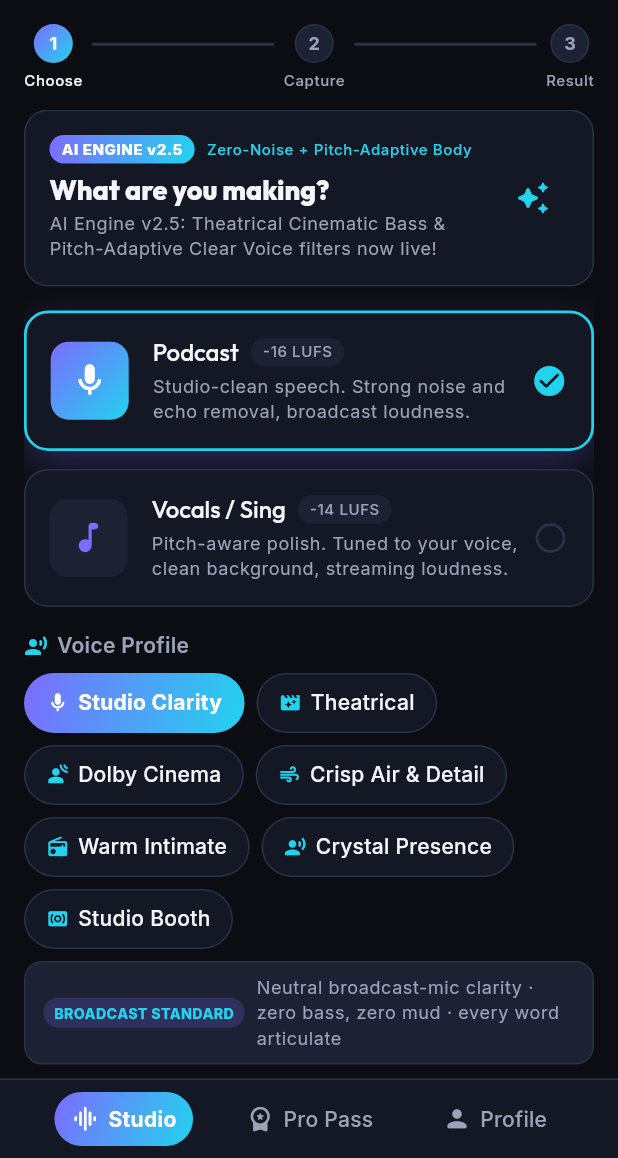
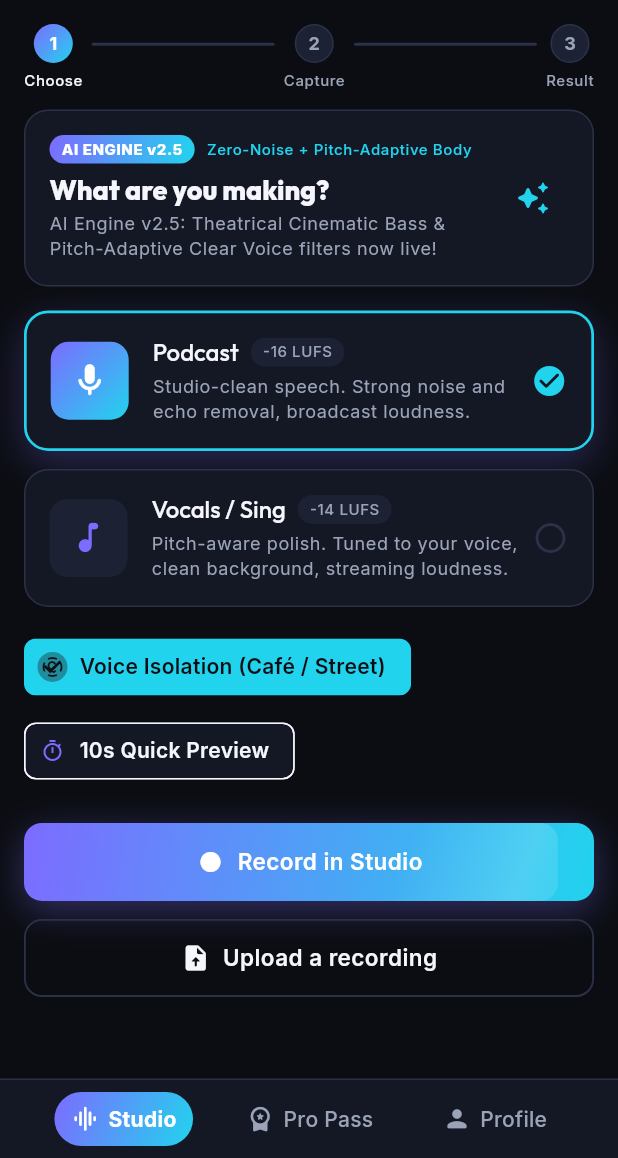
Before and after one commit to Prasanth-Kumar-lab/voice_edior, a Flutter app: the screen it shows after launch, after a tap on "Guest Mode", on a phone screen of 412 x 824 dp, the part 78-1236 px from its top. Run offline on Flutter 3.47's test engine with Material 3 defaults, Android fonts, the light colour scheme and no system bars; drawn by our look-alikes of flutter_animate; our stand-ins replace dio, file_picker, get, google_fonts, just_audio, permission_handler and 1 more; missing offline and left inert: ffmpeg_kit_flutter_new, record; accounts and stored records are empty; network calls fail.

Commit message:
Add persistent JWT login verification on startup and clean homescreen controls

```diff
--- a/lib/controllers/admin_controller.dart
+++ b/lib/controllers/admin_controller.dart
@@ -415,11 +415,12 @@
       );
       if (res.statusCode == 200 && res.data is Map) {
         final Map<String, dynamic> body = Map<String, dynamic>.from(res.data as Map);
+        final Map<String, dynamic> uMap = Map<String, dynamic>.from(body['user'] as Map);
         await server.setTokens(
           accessToken: body['access_token'] as String?,
           refreshToken: body['refresh_token'] as String?,
+          user: uMap,
         );
-        final Map<String, dynamic> uMap = Map<String, dynamic>.from(body['user'] as Map);
         currentUser.value = AdminUser.fromJson(uMap);
         await syncFromMongo();
         return null;
@@ -455,11 +456,12 @@
       );
       if (res.statusCode == 200 && res.data is Map) {
         final Map<String, dynamic> body = Map<String, dynamic>.from(res.data as Map);
+        final Map<String, dynamic> uMap = Map<String, dynamic>.from(body['user'] as Map);
         await server.setTokens(
           accessToken: body['access_token'] as String?,
           refreshToken: body['refresh_token'] as String?,
+          user: uMap,
         );
-        final Map<String, dynamic> uMap = Map<String, dynamic>.from(body['user'] as Map);
         currentUser.value = AdminUser.fromJson(uMap);
         await syncFromMongo();
         return null;
@@ -475,6 +477,86 @@
   Future<void> logout() async {
     await server.clearTokens();
     currentUser.value = null;
+  }
+
+  /// Verifies locally saved JWT credentials with the API on app launch.
+  /// If valid or refreshed, restores currentUser and returns true.
+  Future<bool> verifyPersistedSession() async {
+    await server.initFuture;
+    if (!server.isAuthenticated && (server.refreshToken == null || server.refreshToken!.isEmpty)) {
+      return false;
+    }
+
+    try {
+      await server.ping();
+      final Response<dynamic> res = await server.dio.get<dynamic>(
+        '${server.host}/api/auth/me',
+        options: Options(
+          headers: {
+            if (server.accessToken != null && server.accessToken!.isNotEmpty)
+              'Authorization': 'Bearer ${server.accessToken}',
+          },
+        ),
+      );
+      if (res.statusCode == 200 && res.data is Map) {
+        final Map<String, dynamic> body = Map<String, dynamic>.from(res.data as Map);
+        if (body['user'] is Map) {
+          final Map<String, dynamic> uMap = Map<String, dynamic>.from(body['user'] as Map);
+          currentUser.value = AdminUser.fromJson(uMap);
+          await server.setTokens(
+            accessToken: server.accessToken,
+            refreshToken: server.refreshToken,
+            user: uMap,
+          );
+          syncFromMongo();
+          return true;
+        }
+      }
+    } on DioException catch (e) {
+      if (e.response?.statusCode == 401) {
+        final bool refreshed = await server.tryRefreshToken();
+        if (refreshed) {
+          try {
+            final Response<dynamic> retryRes = await server.dio.get<dynamic>(
+              '${server.host}/api/auth/me',
+              options: Options(
+                headers: {
+                  if (server.accessToken != null && server.accessToken!.isNotEmpty)
+                    'Authorization': 'Bearer ${server.accessToken}',
+                },
+              ),
+            );
+            if (retryRes.statusCode == 200 && retryRes.data is Map) {
+              final Map<String, dynamic> body = Map<String, dynamic>.from(retryRes.data as Map);
+              if (body['user'] is Map) {
+                final Map<String, dynamic> uMap = Map<String, dynamic>.from(body['user'] as Map);
+                currentUser.value = AdminUser.fromJson(uMap);
+                await server.setTokens(
+                  accessToken: server.accessToken,
+                  refreshToken: server.refreshToken,
+                  user: uMap,
+                );
+                syncFromMongo();
+                return true;
+              }
+            }
+          } catch (_) {}
+        }
+        await logout();
+        return false;
+      }
+      // Server down or offline: use cached user data if available
+      if (server.cachedUser != null) {
+        currentUser.value = AdminUser.fromJson(server.cachedUser!);
+        return true;
+      }
+    } catch (_) {
+      if (server.cachedUser != null) {
+        currentUser.value = AdminUser.fromJson(server.cachedUser!);
+        return true;
+      }
+    }
+    return false;
   }
 
   Future<void> subscribeCurrentUser(AdminSubscriptionPlan plan, {required bool yearly}) async {
--- a/lib/services/enhance_server.dart
+++ b/lib/services/enhance_server.dart
@@ -65,11 +65,15 @@
 
   String? _accessToken;
   String? _refreshToken;
+  Map<String, dynamic>? _cachedUser;
   bool _refreshing = false;
+  final Completer<void> _initCompleter = Completer<void>();
 
   Dio get dio => _dio;
   String? get accessToken => _accessToken;
   String? get refreshToken => _refreshToken;
+  Map<String, dynamic>? get cachedUser => _cachedUser;
+  Future<void> get initFuture => _initCompleter.future;
   bool get isAuthenticated => _accessToken != null && _accessToken!.isNotEmpty;
 
   List<String> get _hosts {
@@ -121,22 +125,37 @@
             jsonDecode(await tf.readAsString()) as Map<String, dynamic>;
         _accessToken = map['access_token'] as String?;
         _refreshToken = map['refresh_token'] as String?;
+        if (map['user'] is Map) {
+          _cachedUser = Map<String, dynamic>.from(map['user'] as Map);
+        }
       }
     } catch (_) {}
+    if (!_initCompleter.isCompleted) {
+      _initCompleter.complete();
+    }
     await ping();
   }
 
-  Future<void> setTokens({required String? accessToken, required String? refreshToken}) async {
+  Future<void> setTokens({
+    required String? accessToken,
+    required String? refreshToken,
+    Map<String, dynamic>? user,
+  }) async {
     _accessToken = accessToken;
     _refreshToken = refreshToken;
+    if (user != null) {
+      _cachedUser = user;
+    }
     try {
       final File tf = await _tokenFile();
       if (accessToken == null || accessToken.isEmpty) {
+        _cachedUser = null;
         if (tf.existsSync()) await tf.delete();
       } else {
         await tf.writeAsString(jsonEncode({
           'access_token': accessToken,
           'refresh_token': refreshToken,
+          if (_cachedUser != null) 'user': _cachedUser,
         }));
       }
     } catch (_) {}
--- a/lib/views/splash_view.dart
+++ b/lib/views/splash_view.dart
@@ -2,11 +2,13 @@
 import 'package:flutter/material.dart';
 import 'package:flutter_animate/flutter_animate.dart';
 import 'package:get/get.dart';
+import '../controllers/admin_controller.dart';
 import '../theme/app_colors.dart';
 import '../theme/app_radius.dart';
 import '../theme/app_shadows.dart';
 import '../theme/app_spacing.dart';
 import 'login_view.dart';
+import 'main_shell_view.dart';
 
 class SplashView extends StatefulWidget {
   const SplashView({super.key});
@@ -16,22 +18,84 @@
 }
 
 class _SplashViewState extends State<SplashView> {
-  Timer? _timer;
+  String _statusText = 'Checking your session…';
+  bool _isChecking = true;
+  Timer? _slowWakeupTimer;
 
   @override
   void initState() {
     super.initState();
-    _timer = Timer(const Duration(milliseconds: 2800), _goNext);
+    _startSessionCheck();
   }
 
-  void _goNext() {
+  Future<void> _startSessionCheck() async {
+    _slowWakeupTimer = Timer(const Duration(milliseconds: 1400), () {
+      if (mounted && _isChecking) {
+        setState(() => _statusText = 'Waking up the studio…');
+      }
+    });
+
+    final DateTime startTime = DateTime.now();
+    final AdminController adm = Get.find<AdminController>();
+    final bool valid = await adm.verifyPersistedSession();
+    _slowWakeupTimer?.cancel();
+
+    final int elapsed = DateTime.now().difference(startTime).inMilliseconds;
+    if (elapsed < 1400) {
+      await Future<void>.delayed(Duration(milliseconds: 1400 - elapsed));
+    }
+
     if (!mounted) return;
-    Get.off(() => const LoginView(), transition: Transition.fadeIn, duration: const Duration(milliseconds: 500));
+
+    if (valid) {
+      final String name = adm.currentUser.value?.name ?? 'Creator';
+      setState(() {
+        _isChecking = false;
+        _statusText = 'Welcome back, $name';
+      });
+      await Future<void>.delayed(const Duration(milliseconds: 600));
+      if (!mounted) return;
+      Get.off(
+        () => const MainShellView(),
+        transition: Transition.fadeIn,
+        duration: const Duration(milliseconds: 500),
+      );
+    } else {
+      setState(() {
+        _isChecking = false;
+        _statusText = 'Studio ready';
+      });
+      await Future<void>.delayed(const Duration(milliseconds: 400));
+      if (!mounted) return;
+      Get.off(
+        () => const LoginView(),
+        transition: Transition.fadeIn,
+        duration: const Duration(milliseconds: 500),
+      );
+    }
+  }
+
+  void _skip() {
+    _slowWakeupTimer?.cancel();
+    final AdminController adm = Get.find<AdminController>();
+    if (adm.currentUser.value != null) {
+      Get.off(
+        () => const MainShellView(),
+        transition: Transition.fadeIn,
+        duration: const Duration(milliseconds: 350),
+      );
+    } else {
+      Get.off(
+        () => const LoginView(),
+        transition: Transition.fadeIn,
+        duration: const Duration(milliseconds: 350),
+      );
+    }
   }
 
   @override
   void dispose() {
-    _timer?.cancel();
+    _slowWakeupTimer?.cancel();
     super.dispose();
   }
 
@@ -82,10 +146,7 @@
                   Align(
                     alignment: Alignment.centerRight,
                     child: TextButton(
-                      onPressed: () {
-                        _timer?.cancel();
-                        _goNext();
-                      },
+                      onPressed: _skip,
                       child: Text('Skip →', style: t.labelLarge?.copyWith(color: AppColors.muted(b))),
                     ),
                   ),
@@ -186,6 +247,38 @@
                       ],
                     ),
                   ),
+                  const SizedBox(height: AppSpacing.lg),
+                  AnimatedSwitcher(
+                    duration: const Duration(milliseconds: 260),
+                    child: Row(
+                      key: ValueKey<String>(_statusText),
+                      mainAxisSize: MainAxisSize.min,
+                      children: [
+                        if (_isChecking)
+                          Container(
+                            width: 7,
+                            height: 7,
+                            margin: const EdgeInsets.only(right: 8),
+                            decoration: const BoxDecoration(
+                              shape: BoxShape.circle,
+                              color: AppColors.accentBright,
+                            ),
+                          )
+                              .animate(onPlay: (c) => c.repeat(reverse: true))
+                              .scale(begin: const Offset(0.7, 0.7), end: const Offset(1.3, 1.3)),
+                        Text(
+                          _statusText,
+                          style: t.bodySmall?.copyWith(
+                            color: _statusText.startsWith('Welcome back')
+                                ? AppColors.accentBright
+                                : AppColors.muted(b),
+                            fontWeight: FontWeight.w600,
+                            letterSpacing: 0.2,
+                          ),
+                        ),
+                      ],
+                    ),
+                  ),
                   const Spacer(),
                   // Bottom studio specs badge
                   Row(
--- a/lib/views/studio_view.dart
+++ b/lib/views/studio_view.dart
@@ -325,12 +325,6 @@
                 _ModeCard(mode: EnhanceMode.vocals, selected: c.mode.value == EnhanceMode.vocals, onTap: () => c.setMode(EnhanceMode.vocals)),
               ],
             )),
-        AnimatedSize(
-          duration: const Duration(milliseconds: 280),
-          curve: Curves.easeOutCubic,
-          alignment: Alignment.topCenter,
-          child: Obx(() => c.mode.value == EnhanceMode.vocals ? _VocalPickers(c) : _PodcastPickers(c)),
-        ),
         const SizedBox(height: AppSpacing.md),
         Obx(
           () => Wrap(
```
